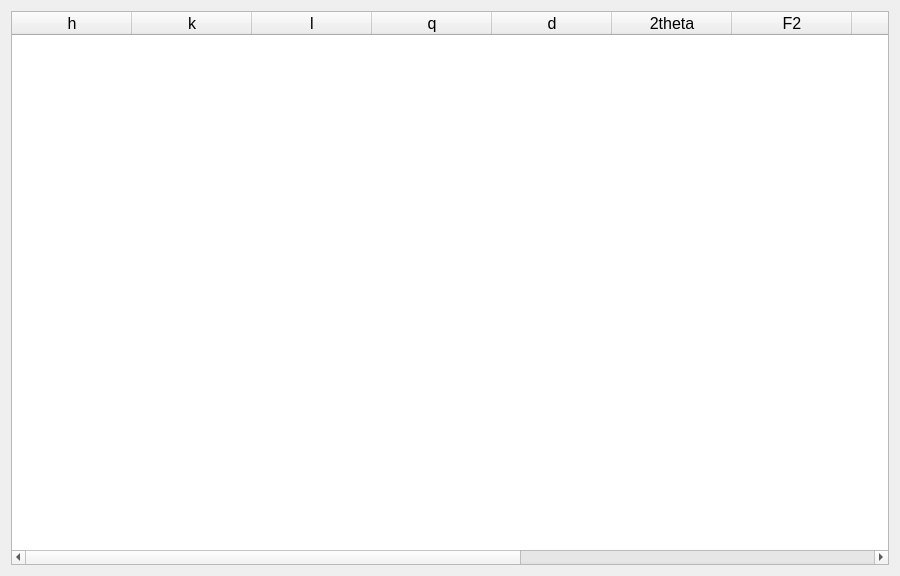
First picture: the form in qt/python/mantidqtinterfaces/mantidqtinterfaces/dns_simulation/simulation_table_widget.ui, repository koshchii/mantid, before the edit.
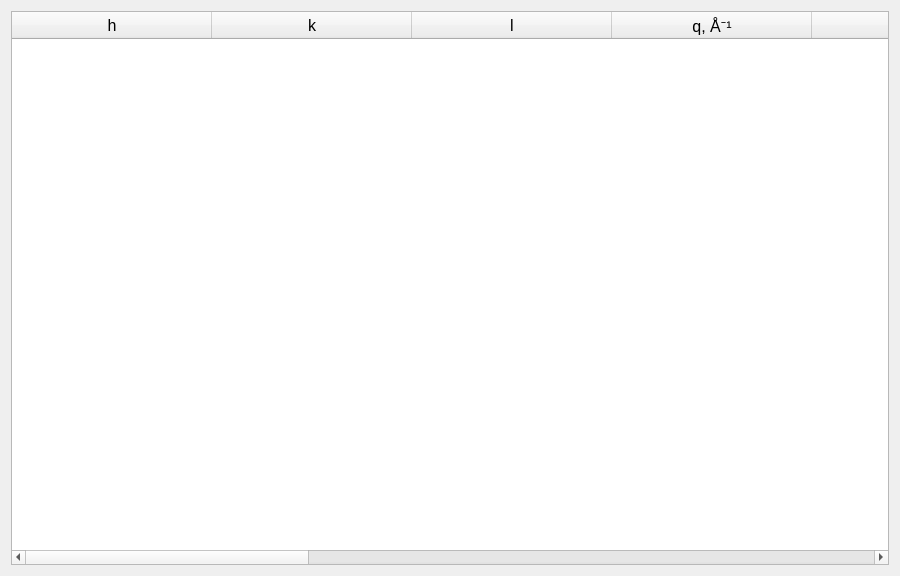
Second picture: the form after the edit.

Commit message: Add some style changes to widgets

```diff
--- a/qt/python/mantidqtinterfaces/mantidqtinterfaces/dns_simulation/simulation_table_widget.ui
+++ b/qt/python/mantidqtinterfaces/mantidqtinterfaces/dns_simulation/simulation_table_widget.ui
@@ -45,12 +45,12 @@
      <attribute name="horizontalHeaderCascadingSectionResizes">
       <bool>false</bool>
      </attribute>
-     <attribute name="horizontalHeaderDefaultSectionSize">
-      <number>120</number>
-     </attribute>
      <attribute name="horizontalHeaderMinimumSectionSize">
       <number>60</number>
      </attribute>
+     <attribute name="horizontalHeaderDefaultSectionSize">
+      <number>200</number>
+     </attribute>
      <attribute name="horizontalHeaderStretchLastSection">
       <bool>false</bool>
      </attribute>
@@ -77,17 +77,17 @@
      </column>
      <column>
       <property name="text">
-       <string>q</string>
+       <string>q, Å⁻¹</string>
       </property>
      </column>
      <column>
       <property name="text">
-       <string>d</string>
+       <string>d, Å</string>
       </property>
      </column>
      <column>
       <property name="text">
-       <string>2theta</string>
+       <string>2θ, deg</string>
       </property>
      </column>
      <column>
@@ -107,7 +107,7 @@
      </column>
      <column>
       <property name="text">
-       <string>det_rot</string>
+       <string>det_rot, deg</string>
       </property>
      </column>
      <column>
@@ -117,7 +117,7 @@
      </column>
      <column>
       <property name="text">
-       <string>sample_rot</string>
+       <string>sample_rot, deg</string>
       </property>
      </column>
     </widget>
```
Left out of the diff: 6 changed lines with no effect on the pictures. The commit also changes 4 other files.
